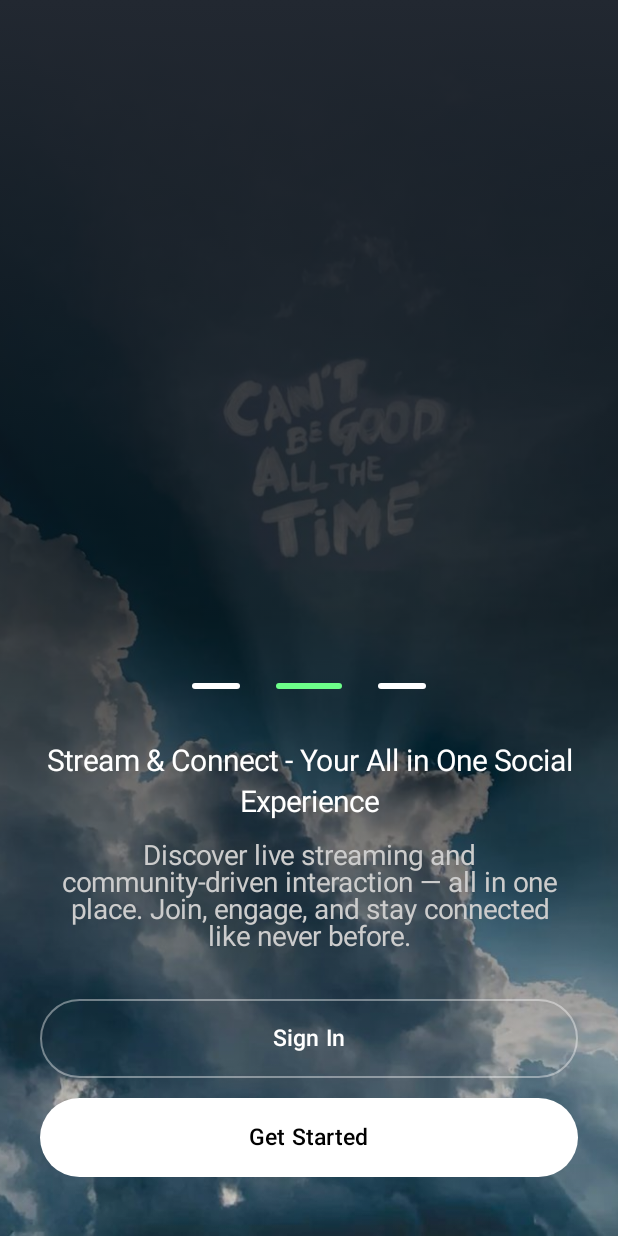
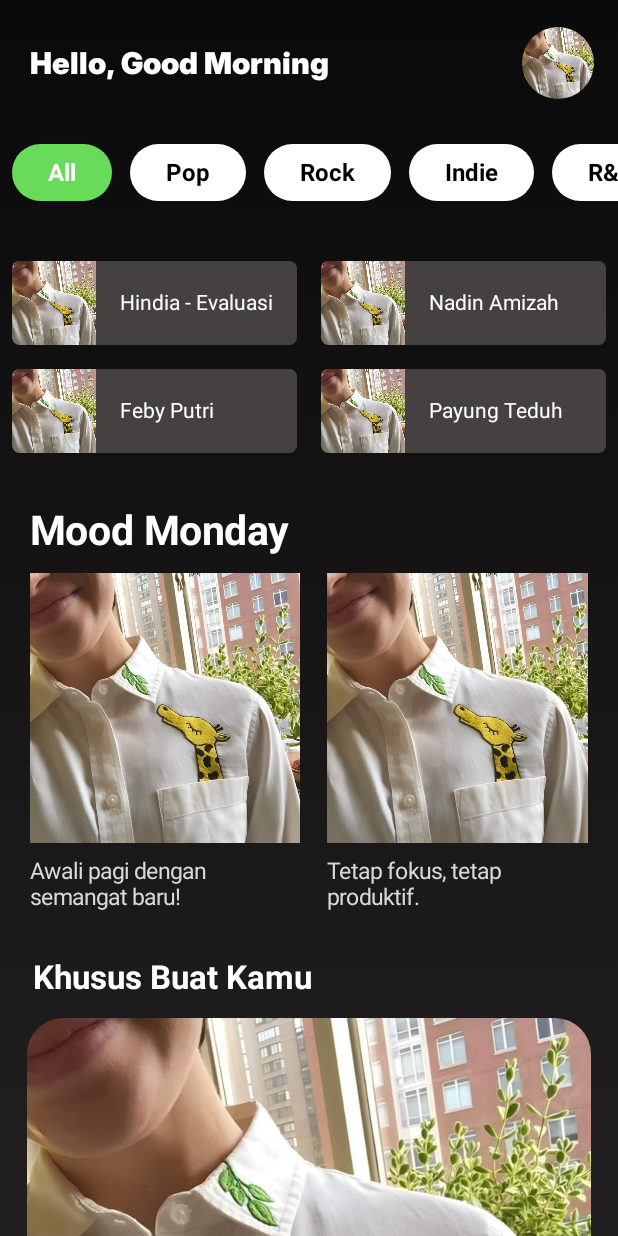
Before and after one commit to NafasKarya/Tuno, an Android app built with Jetpack Compose: the screen it shows after launch (MainActivity), after a tap on "Get Started", on a phone screen of 412 x 824 dp. Run offline under Robolectric (Android 15) with nearby library versions, the phone set to English and light mode, and no system bars; our stand-ins replace Shimmer, window size class; libraries missing offline, so code that uses them is left out: com.google.accompanist.placeholder; 8 statements that could not run were skipped; 1 other tap on this screen came first.

Commit message:
update Home UI card like spotify

```diff
--- a/app/build.gradle.kts
+++ b/app/build.gradle.kts
@@ -56,7 +56,13 @@ dependencies {
     implementation("androidx.compose.material3:material3-window-size-class:1.1.2")
     implementation("androidx.window:window:1.2.0")
     implementation(libs.androidx.media3.common.ktx)
+    implementation(libs.androidx.navigation.runtime.android)
     debugImplementation("androidx.compose.ui:ui-tooling")
+    implementation("com.google.accompanist:accompanist-navigation-animation:0.34.0")
+    implementation ("com.google.accompanist:accompanist-placeholder-material:0.34.0")
+    implementation("org.jetbrains.kotlinx:kotlinx-coroutines-android:1.9.0")
+
+
 
     // Navigation Compose
     implementation("androidx.navigation:navigation-compose:2.7.7")
--- a/app/src/main/java/com/tuno_appsmusic/MainActivity.kt
+++ b/app/src/main/java/com/tuno_appsmusic/MainActivity.kt
@@ -10,14 +10,20 @@ import androidx.navigation.compose.composable
 import androidx.navigation.compose.rememberNavController
 import com.tuno_appsmusic.features.splash.pages.SplashPage
 import com.tuno_appsmusic.features.onboarding.pages.OnboardingPage
-import com.tuno_appsmusic.features.auth.presentation.pages.LoginPage // ✅ Tambahkan ini
+import com.tuno_appsmusic.features.auth.presentation.pages.LoginPage
+import com.tuno_appsmusic.features.home.presentation.pages.HomePages
+import androidx.compose.foundation.LocalOverscrollConfiguration
+import androidx.compose.runtime.CompositionLocalProvider
+
 
 class MainActivity : ComponentActivity() {
+    @OptIn(androidx.compose.foundation.ExperimentalFoundationApi::class)
     override fun onCreate(savedInstanceState: Bundle?) {
         super.onCreate(savedInstanceState)
         setContent {
+            // Matikan jelly/overscroll untuk seluruh app Compose!
+            CompositionLocalProvider(LocalOverscrollConfiguration provides null) {
                 val navController = rememberNavController()
-
                 Surface(color = MaterialTheme.colorScheme.background) {
                     NavHost(
                         navController = navController,
@@ -29,11 +35,15 @@ class MainActivity : ComponentActivity() {
                         composable("onboarding") {
                             OnboardingPage(navController)
                         }
-                    composable("login") { // ✅ Tambahkan route ini
+                        composable("login") {
                             LoginPage(navController)
+                        }
+                        composable("homePages") {
+                            HomePages(navController)
                         }
                     }
                 }
             }
         }
     }
+}
--- /dev/null
+++ b/app/src/main/java/com/tuno_appsmusic/features/home/presentation/pages/HomePages.kt
@@ -0,0 +1,83 @@
+package com.tuno_appsmusic.features.home.presentation.pages
+
+import androidx.compose.foundation.background
+import androidx.compose.foundation.layout.*
+import androidx.compose.foundation.rememberScrollState
+import androidx.compose.foundation.verticalScroll
+import androidx.compose.runtime.*
+import androidx.compose.ui.Modifier
+import androidx.compose.ui.graphics.Brush
+import androidx.compose.ui.graphics.Color
+import androidx.compose.ui.unit.dp
+import androidx.navigation.NavController
+import com.tuno_appsmusic.R
+import com.tuno_appsmusic.features.home.presentation.widgets.*
+import kotlinx.coroutines.delay
+
+@Composable
+fun HomePages(navController: NavController) {
+    // Daftar genre
+    val genres = listOf("All", "Pop", "Rock", "Indie", "R&B", "Jazz", "Dangdut", "Electronic")
+
+    // State untuk genre yang dipilih
+    var selectedGenre by remember { mutableStateOf("All") }
+
+    // Data album cards (pakai asset drawable)
+    val albumCards = listOf(
+        AlbumCard(R.drawable.profile, "Hindia - Evaluasi"),
+        AlbumCard(R.drawable.profile, "Nadin Amizah"),
+        AlbumCard(R.drawable.profile, "Feby Putri"),
+        AlbumCard(R.drawable.profile, "Payung Teduh")
+    )
+
+    var isLoading by remember { mutableStateOf(true) }
+
+    // Jalankan shimmer selama 1 detik saat pertama kali load
+    LaunchedEffect(Unit) {
+        delay(1000)
+        isLoading = false
+    }
+
+    Box(
+        modifier = Modifier
+            .fillMaxSize()
+            .background(
+                Brush.verticalGradient(
+                    colors = listOf(
+                        Color(0xFF0B0A0A),
+                        Color(0xFF211F1F)
+                    )
+                )
+            )
+    ) {
+        Column(
+            modifier = Modifier
+                .fillMaxSize()
+                .verticalScroll(rememberScrollState())
+                .padding(bottom = 24.dp)
+        ) {
+            // Header profil
+            HomeHeader(
+                profileImageRes = R.drawable.profile
+            )
+            Spacer(modifier = Modifier.height(12.dp))
+            GenreFilterBar(
+                genres = genres,
+                selectedGenre = selectedGenre,
+                onGenreSelected = { selectedGenre = it }
+            )
+            Spacer(modifier = Modifier.height(16.dp))
+            AlbumCardGrid(albumCards = albumCards)
+            Spacer(modifier = Modifier.height(36.dp))
+
+            // Playlist Mood Senin
+            MoodSeninPlaylistSection(isLoading = isLoading)
+            Spacer(modifier = Modifier.height(32.dp))
+
+            // Title & Big Card dipisah jadi widget!
+            ForYouTitle()
+            ForYouBigCard(isLoading = isLoading)
+            Spacer(modifier = Modifier.height(28.dp))
+        }
+    }
+}
--- /dev/null
+++ b/app/src/main/java/com/tuno_appsmusic/features/home/presentation/widgets/AlbumCardGrid.kt
@@ -0,0 +1,86 @@
+package com.tuno_appsmusic.features.home.presentation.widgets
+
+import androidx.compose.foundation.Image
+import androidx.compose.foundation.background
+import androidx.compose.foundation.layout.*
+import androidx.compose.foundation.shape.RoundedCornerShape
+import androidx.compose.material3.Text
+import androidx.compose.runtime.Composable
+import androidx.compose.ui.Alignment
+import androidx.compose.ui.Modifier
+import androidx.compose.ui.draw.clip
+import androidx.compose.ui.graphics.Color
+import androidx.compose.ui.res.painterResource
+import androidx.compose.ui.unit.dp
+
+// Data model untuk AlbumCard
+data class AlbumCard(
+    val imageRes: Int,
+    val title: String
+)
+
+// Satu card album, proporsional sesuai contoh gambar kamu
+@Composable
+fun AlbumCardItem(
+    imageRes: Int,
+    title: String,
+    modifier: Modifier = Modifier
+) {
+    Box(
+        modifier = modifier
+            .fillMaxWidth()
+            .height(56.dp)
+            .clip(RoundedCornerShape(5.dp))
+            .background(Color(0xFF444140))
+    ) {
+        Row(
+            verticalAlignment = Alignment.CenterVertically,
+            modifier = Modifier.fillMaxSize()
+        ) {
+            Image(
+                painter = painterResource(imageRes),
+                contentDescription = title,
+                modifier = Modifier
+                    .size(56.dp) // Full tinggi card
+                    .clip(RoundedCornerShape(topStart = 5.dp, bottomStart = 5.dp))
+            )
+            Spacer(modifier = Modifier.width(16.dp))
+            Text(
+                text = title,
+                color = Color.White,
+                modifier = Modifier.weight(1f),
+                maxLines = 1
+            )
+        }
+    }
+}
+
+// Grid card album (2 kolom per baris)
+@Composable
+fun AlbumCardGrid(albumCards: List<AlbumCard>) {
+    Column(
+        modifier = Modifier
+            .fillMaxWidth()
+            .padding(top = 24.dp, start = 8.dp, end = 8.dp),
+        verticalArrangement = Arrangement.spacedBy(16.dp)
+    ) {
+    albumCards.chunked(2).forEach { rowItems ->
+            Row(
+                modifier = Modifier.fillMaxWidth(),
+                horizontalArrangement = Arrangement.spacedBy(16.dp)
+            ) {
+                rowItems.forEach { card ->
+                    AlbumCardItem(
+                        imageRes = card.imageRes,
+                        title = card.title,
+                        modifier = Modifier.weight(1f)
+                    )
+                }
+                // Tambahkan spacer jika di row cuma ada 1 card
+                if (rowItems.size == 1) {
+                    Spacer(modifier = Modifier.weight(1f))
+                }
+            }
+        }
+    }
+}
--- /dev/null
+++ b/app/src/main/java/com/tuno_appsmusic/features/home/presentation/widgets/ForYouBigCard.kt
@@ -0,0 +1,79 @@
+package com.tuno_appsmusic.features.home.presentation.widgets
+
+import androidx.compose.foundation.Image
+import androidx.compose.foundation.background
+import androidx.compose.foundation.layout.*
+import androidx.compose.foundation.shape.RoundedCornerShape
+import androidx.compose.material3.Text
+import androidx.compose.runtime.Composable
+import androidx.compose.ui.Alignment
+import androidx.compose.ui.Modifier
+import androidx.compose.ui.draw.clip
+import androidx.compose.ui.graphics.Color
+import androidx.compose.ui.graphics.vector.ImageVector
+import androidx.compose.ui.layout.ContentScale
+import androidx.compose.ui.res.painterResource
+import androidx.compose.ui.res.vectorResource
+import androidx.compose.ui.text.font.FontWeight
+import androidx.compose.ui.unit.dp
+import androidx.compose.ui.unit.sp
+import com.google.accompanist.placeholder.material.placeholder
+import com.google.accompanist.placeholder.material.shimmer
+import com.google.accompanist.placeholder.PlaceholderHighlight
+import com.tuno_appsmusic.R
+
+@Composable
+fun ForYouBigCard(
+    isLoading: Boolean = false,
+    title: String = "Hindia - Rumah ke Rumah"
+) {
+    Box(
+        modifier = Modifier
+            .padding(horizontal = 18.dp)
+            .fillMaxWidth()
+            .aspectRatio(1.2f)
+            .clip(RoundedCornerShape(24.dp))
+            .background(Color(0xFF181818)),
+        contentAlignment = Alignment.BottomStart
+    ) {
+        // Background Image + shimmer
+        Image(
+            painter = painterResource(id = R.drawable.profile),
+            contentDescription = "Mood Senin Big",
+            contentScale = ContentScale.Crop,
+            modifier = Modifier
+                .fillMaxSize()
+                .placeholder(
+                    visible = isLoading,
+                    highlight = PlaceholderHighlight.shimmer(),
+                    color = Color(0xFF383838)
+                )
+        )
+
+        // Overlay: title + play button (hanya muncul jika !isLoading)
+        if (!isLoading) {
+            Row(
+                modifier = Modifier
+                    .fillMaxWidth()
+                    .background(Color(0xAA181818)) // semi-transparent bg for text readability
+                    .padding(horizontal = 16.dp, vertical = 10.dp),
+                verticalAlignment = Alignment.CenterVertically
+            ) {
+                Text(
+                    text = title,
+                    color = Color.White,
+                    fontSize = 20.sp,
+                    fontWeight = FontWeight.Bold,
+                    modifier = Modifier.weight(1f)
+                )
+                Spacer(modifier = Modifier.width(8.dp))
+                Image(
+                    painter = painterResource(id = R.drawable.ic_play), // Pakai icon play PNG/SVG yang sudah kamu upload, misal file-Y8VALcwrn5pGxM5f94NNKB.png
+                    contentDescription = "Play",
+                    modifier = Modifier
+                        .size(30.dp)
+                )
+            }
+        }
+    }
+}
--- /dev/null
+++ b/app/src/main/java/com/tuno_appsmusic/features/home/presentation/widgets/ForYouTitle.kt
@@ -0,0 +1,22 @@
+package com.tuno_appsmusic.features.home.presentation.widgets
+
+import androidx.compose.foundation.layout.padding
+import androidx.compose.material3.Text
+import androidx.compose.runtime.Composable
+import androidx.compose.ui.Modifier
+import androidx.compose.ui.graphics.Color
+import androidx.compose.ui.text.font.FontWeight
+import androidx.compose.ui.unit.dp
+import androidx.compose.ui.unit.sp
+
+@Composable
+fun ForYouTitle() {
+    Text(
+        text = "Khusus Buat Kamu",
+        color = Color.White,
+        fontSize = 22.sp,
+        fontWeight = FontWeight.Bold,
+        modifier = Modifier
+            .padding(start = 22.dp, bottom = 14.dp)
+    )
+}
--- /dev/null
+++ b/app/src/main/java/com/tuno_appsmusic/features/home/presentation/widgets/GenreFilterBar.kt
@@ -0,0 +1,55 @@
+package com.tuno_appsmusic.features.home.presentation.widgets
+
+import androidx.compose.foundation.background
+import androidx.compose.foundation.horizontalScroll
+import androidx.compose.foundation.layout.*
+import androidx.compose.foundation.rememberScrollState
+import androidx.compose.foundation.shape.RoundedCornerShape
+import androidx.compose.foundation.clickable
+import androidx.compose.material3.Text
+import androidx.compose.runtime.Composable
+import androidx.compose.ui.Modifier
+import androidx.compose.ui.draw.clip
+import androidx.compose.ui.graphics.Color
+import androidx.compose.ui.text.font.FontWeight
+import androidx.compose.ui.unit.dp
+import androidx.compose.ui.unit.sp
+import androidx.compose.ui.Alignment
+
+@Composable
+fun GenreFilterBar(
+    genres: List<String>,
+    selectedGenre: String,
+    onGenreSelected: (String) -> Unit
+) {
+    Row(
+        modifier = Modifier
+            .fillMaxWidth()
+            .padding(start = 8.dp)
+            .horizontalScroll(rememberScrollState()),
+        horizontalArrangement = Arrangement.spacedBy(12.dp)
+    ) {
+        genres.forEach { genre ->
+            val isSelected = genre == selectedGenre
+            Box(
+                modifier = Modifier
+                    .height(38.dp)
+                    .clip(RoundedCornerShape(20.dp))
+                    .background(
+                        if (isSelected) Color(0xFF69DB5A) else Color.White
+                    )
+                    .padding(horizontal = 24.dp)
+                    .wrapContentHeight()
+                    .clickable { onGenreSelected(genre) }
+            ) {
+                Text(
+                    text = genre,
+                    color = if (isSelected) Color.White else Color.Black,
+                    fontWeight = FontWeight.Bold,
+                    fontSize = 16.sp,
+                    modifier = Modifier.align(Alignment.Center)
+                )
+            }
+        }
+    }
+}
--- /dev/null
+++ b/app/src/main/java/com/tuno_appsmusic/features/home/presentation/widgets/HomeHeader.kt
@@ -0,0 +1,57 @@
+package com.tuno_appsmusic.features.home.presentation.pages
+
+import androidx.compose.foundation.Image
+import androidx.compose.foundation.layout.*
+import androidx.compose.foundation.shape.CircleShape
+import androidx.compose.material3.MaterialTheme
+import androidx.compose.material3.Text
+import androidx.compose.runtime.Composable
+import androidx.compose.ui.Alignment
+import androidx.compose.ui.Modifier
+import androidx.compose.ui.draw.clip
+import androidx.compose.ui.layout.ContentScale
+import androidx.compose.ui.res.painterResource
+import androidx.compose.ui.text.font.FontWeight
+import androidx.compose.ui.unit.dp
+import androidx.compose.ui.unit.sp
+import androidx.compose.foundation.layout.statusBarsPadding
+import com.tuno_appsmusic.shared.font.Inter28ptBlack
+
+
+@Composable
+fun HomeHeader(
+    profileImageRes: Int
+) {
+    val greeting = "Hello, ${getGreeting()}"
+    Box(
+        modifier = Modifier
+            .fillMaxWidth()
+            .statusBarsPadding()
+            .padding(horizontal = 16.dp, vertical = 18.dp)
+    ) {
+        Row(
+            modifier = Modifier.fillMaxWidth(),
+            verticalAlignment = Alignment.CenterVertically,
+            horizontalArrangement = Arrangement.SpaceBetween
+        ) {
+            Text(
+                text = greeting,
+                style = MaterialTheme.typography.headlineSmall.copy(
+                    color = androidx.compose.ui.graphics.Color.White,
+                    fontWeight = FontWeight.Black,
+                    fontSize = 20.sp,
+                    fontFamily = Inter28ptBlack
+                ),
+                modifier = Modifier.padding(start = 4.dp)
+            )
+            Image(
+                painter = painterResource(profileImageRes),
+                contentDescription = "Profile Image",
+                contentScale = ContentScale.Crop,
+                modifier = Modifier
+                    .size(48.dp)
+                    .clip(CircleShape)
+            )
+        }
+    }
+}
--- /dev/null
+++ b/app/src/main/java/com/tuno_appsmusic/features/home/presentation/widgets/MoodSeninPlaylistSection.kt
@@ -0,0 +1,130 @@
+package com.tuno_appsmusic.features.home.presentation.widgets
+
+import androidx.compose.foundation.Image
+import androidx.compose.foundation.layout.*
+import androidx.compose.foundation.horizontalScroll
+import androidx.compose.foundation.rememberScrollState
+import androidx.compose.foundation.shape.RoundedCornerShape
+import androidx.compose.material3.Text
+import androidx.compose.runtime.Composable
+import androidx.compose.ui.Alignment
+import androidx.compose.ui.Modifier
+import androidx.compose.ui.draw.clip
+import androidx.compose.ui.res.painterResource
+import androidx.compose.ui.text.font.FontWeight
+import androidx.compose.ui.unit.dp
+import androidx.compose.ui.unit.sp
+import androidx.compose.ui.graphics.Color
+import androidx.compose.ui.text.style.TextOverflow
+import com.google.accompanist.placeholder.PlaceholderHighlight
+import com.tuno_appsmusic.R
+import com.google.accompanist.placeholder.material.placeholder
+import com.google.accompanist.placeholder.material.shimmer
+
+data class MoodPlaylistDummy(
+    val subtitle: String,
+    val imageRes: Int
+)
+
+// List dummy card hanya subtitle & image
+val dummyPlaylistList = listOf(
+    MoodPlaylistDummy("Awali pagi dengan semangat baru!", R.drawable.profile),
+    MoodPlaylistDummy("Tetap fokus, tetap produktif.", R.drawable.profile),
+    MoodPlaylistDummy("Rabu santai bareng musik!", R.drawable.profile),
+    MoodPlaylistDummy("Kamis penuh inspirasi!", R.drawable.profile),
+    MoodPlaylistDummy("Jumat berkah, semangat kerja.", R.drawable.profile),
+    MoodPlaylistDummy("Akhir pekan chill vibes.", R.drawable.profile),
+    MoodPlaylistDummy("Santai bareng keluarga.", R.drawable.profile)
+)
+
+@Composable
+fun MoodSeninPlaylistSection(
+    isLoading: Boolean = false
+) {
+    Column(
+        modifier = Modifier
+            .padding(horizontal = 20.dp)
+    ) {
+        Text(
+            text = "Mood Monday",
+            color = Color.White,
+            fontWeight = FontWeight.Bold,
+            fontSize = 27.sp,
+            modifier = Modifier
+                .fillMaxWidth()
+                .padding(top = 16.dp, bottom = 12.dp)
+                .placeholder(
+                    visible = isLoading,
+                    highlight = PlaceholderHighlight.shimmer(),
+                    color = Color(0xFF383838)
+                )
+        )
+        Spacer(modifier = Modifier.height(12.dp))
+        Row(
+            modifier = Modifier
+                .fillMaxWidth()
+                .horizontalScroll(rememberScrollState())
+        ) {
+            val showDummy = if (isLoading) List(7) { null } else dummyPlaylistList
+            showDummy.forEachIndexed { idx, dummy ->
+                MoodSeninPlaylistCard(
+                    subtitle = dummy?.subtitle.orEmpty(),
+                    imageRes = dummy?.imageRes ?: R.drawable.profile,
+                    isLoading = isLoading
+                )
+                if (idx < 6) Spacer(modifier = Modifier.width(18.dp))
+            }
+        }
+    }
+}
+
+@Composable
+fun MoodSeninPlaylistCard(
+    subtitle: String = "",
+    imageRes: Int = R.drawable.profile,
+    isLoading: Boolean = false
+) {
+    Column(
+        modifier = Modifier
+            .width(180.dp)
+            .wrapContentHeight(),
+        horizontalAlignment = Alignment.CenterHorizontally
+    ) {
+        Box(
+            modifier = Modifier
+                .fillMaxWidth()
+                .height(200.dp)
+                .clip(RoundedCornerShape(14.dp))
+                .placeholder(
+                    visible = isLoading,
+                    highlight = PlaceholderHighlight.shimmer(),
+                    color = Color(0xFF383838)
+                )
+        ) {
+            if (!isLoading) {
+                Image(
+                    painter = painterResource(id = imageRes),
+                    contentDescription = subtitle,
+                    modifier = Modifier.fillMaxSize()
+                )
+            }
+        }
+        Spacer(modifier = Modifier.height(10.dp))
+        // Subtitle doang (tanpa title)
+        Text(
+            text = if (isLoading) "" else subtitle,
+            color = Color(0xFFD9D9D9),
+            fontSize = 15.sp,
+            maxLines = 2,
+            overflow = TextOverflow.Ellipsis,
+            modifier = Modifier
+                .fillMaxWidth()
+                .padding(horizontal = 4.dp)
+                .placeholder(
+                    visible = isLoading,
+                    highlight = PlaceholderHighlight.shimmer(),
+                    color = Color(0xFF383838)
+                )
+        )
+    }
+}
--- a/app/src/main/java/com/tuno_appsmusic/features/onboarding/presentation/widgets/OnboardingButtons.kt
+++ b/app/src/main/java/com/tuno_appsmusic/features/onboarding/presentation/widgets/OnboardingButtons.kt
@@ -15,7 +15,7 @@ import androidx.navigation.NavController
 fun OnboardingButtons(navController: NavController) {
     OutlinedButton(
         onClick = {
-            navController.navigate("login") // Ganti dengan route ke halaman login-mu
+            navController.navigate("login")
         },
         modifier = Modifier
             .fillMaxWidth()
@@ -34,7 +34,7 @@ fun OnboardingButtons(navController: NavController) {
 
     Button(
         onClick = {
-            navController.navigate("home") {
+            navController.navigate("homePages") {
                 popUpTo("onboarding") { inclusive = true }
             }
         },
--- /dev/null
+++ b/app/src/main/java/com/tuno_appsmusic/shared/font/font_family.kt
@@ -0,0 +1,10 @@
+package com.tuno_appsmusic.shared.font
+
+import androidx.compose.ui.text.font.Font
+import androidx.compose.ui.text.font.FontFamily
+import androidx.compose.ui.text.font.FontWeight
+import com.tuno_appsmusic.R
+
+val Inter28ptBlack = FontFamily(
+    Font(R.font.inter_28pt_black, FontWeight.Black)
+)
--- /dev/null
+++ b/app/src/main/java/com/tuno_appsmusic/shared/utils/helpers/GreetingUtils.kt
@@ -0,0 +1,13 @@
+package com.tuno_appsmusic.features.home.presentation.pages
+
+import java.util.Calendar
+
+fun getGreeting(): String {
+    val hour = Calendar.getInstance().get(Calendar.HOUR_OF_DAY)
+    return when (hour) {
+        in 4..10 -> "Good Morning"
+        in 11..15 -> "Good Afternoon"
+        in 16..18 -> "Good Evening"
+        else -> "Good Night"
+    }
+}
--- a/gradle/libs.versions.toml
+++ b/gradle/libs.versions.toml
@@ -9,6 +9,7 @@ appcompat = "1.6.1"
 material = "1.10.0"
 material3WindowSizeClassAndroid = "1.3.2"
 media3CommonKtx = "1.6.1"
+navigationRuntimeAndroid = "2.9.0"
 
 [libraries]
 androidx-core-ktx = { group = "androidx.core", name = "core-ktx", version.ref = "coreKtx" }
@@ -19,6 +20,7 @@ androidx-appcompat = { group = "androidx.appcompat", name = "appcompat", version
 material = { group = "com.google.android.material", name = "material", version.ref = "material" }
 androidx-material3-window-size-class1-android = { group = "androidx.compose.material3", name = "material3-window-size-class-android", version.ref = "material3WindowSizeClassAndroid" }
 androidx-media3-common-ktx = { group = "androidx.media3", name = "media3-common-ktx", version.ref = "media3CommonKtx" }
+androidx-navigation-runtime-android = { group = "androidx.navigation", name = "navigation-runtime-android", version.ref = "navigationRuntimeAndroid" }
 
 [plugins]
 android-application = { id = "com.android.application", version.ref = "agp" }
```
Also changed, not shown: app/src/main/res/drawable/profile.jpeg (added), app/src/main/res/font/inter_28pt_black.ttf (added). Lines whose indentation alone changed are shown as unchanged.
